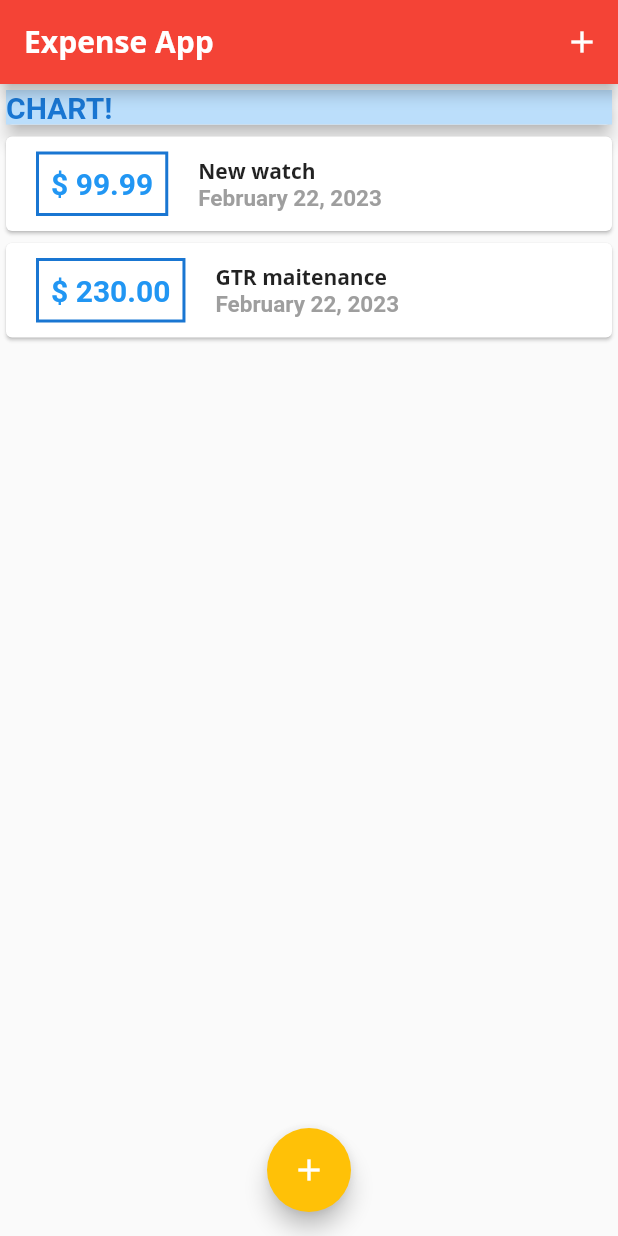
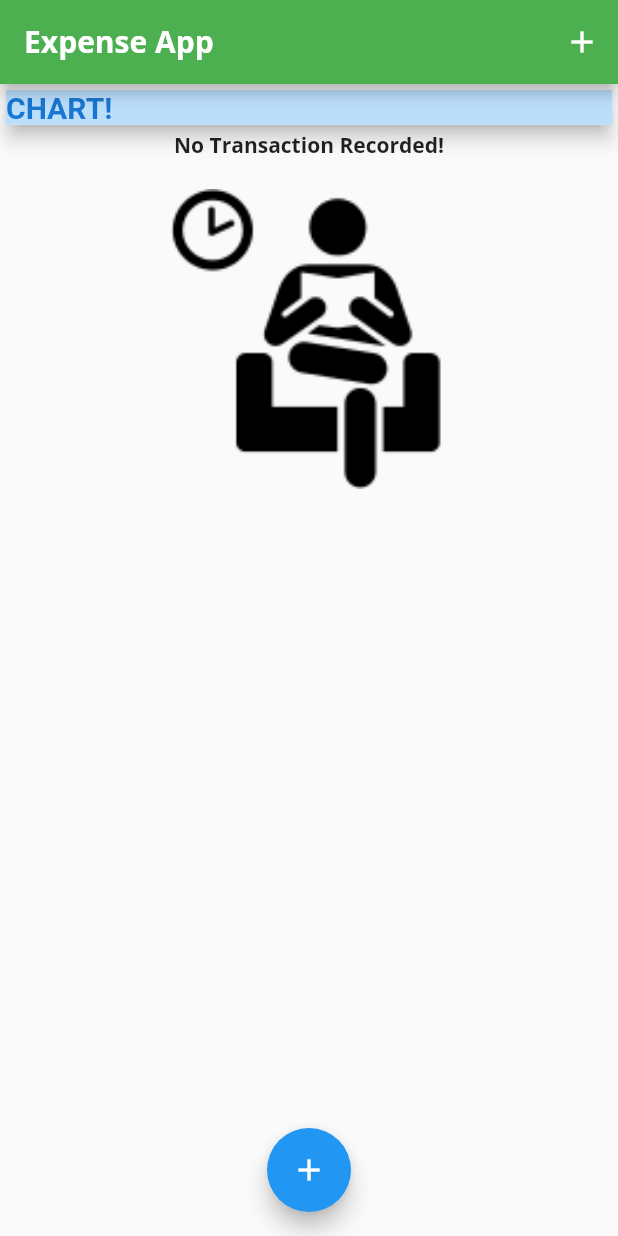
Before and after one commit to JudahSan/finance_management_app, a Flutter app: the screen it shows after launch, on a phone screen of 412 x 824 dp. Run offline on Flutter 3.47's test engine with Material 2 defaults, Android fonts, the phone set to English and light mode, and no system bars; missing offline and left inert: dart:html.

Commit message:
adding images and a chart widget

```diff
--- a/finance_management_app/lib/main.dart
+++ b/finance_management_app/lib/main.dart
@@ -31,8 +31,8 @@ class MyApp extends StatelessWidget {
                 ))
                 .titleLarge,
           ),
-          colorScheme: ColorScheme.fromSwatch(primarySwatch: Colors.red)
-              .copyWith(secondary: Colors.amber)),
+          colorScheme: ColorScheme.fromSwatch(primarySwatch: Colors.green)
+              .copyWith(secondary: Colors.blue)),
       home: MyHomePage(),
     );
   }
@@ -46,18 +46,18 @@ class MyHomePage extends StatefulWidget {
 class _MyHomePageState extends State<MyHomePage> {
   // String titleInput;
   final List<Transaction> _userTransactions = [
-    Transaction(
-      id: 't1',
-      title: 'New watch',
-      amount: 99.99,
-      date: DateTime.now(),
-    ),
-    Transaction(
-      id: 't2',
-      title: 'GTR maitenance',
-      amount: 230.00,
-      date: DateTime.now(),
-    ),
+    // Transaction(
+    //   id: 't1',
+    //   title: 'New watch',
+    //   amount: 99.99,
+    //   date: DateTime.now(),
+    // ),
+    // Transaction(
+    //   id: 't2',
+    //   title: 'GTR maitenance',
+    //   amount: 230.00,
+    //   date: DateTime.now(),
+    // ),
   ];
 
   // New transaction
--- a/finance_management_app/lib/widgets/new_transactions.dart
+++ b/finance_management_app/lib/widgets/new_transactions.dart
@@ -75,7 +75,7 @@ class _NewTransactionState extends State<NewTransaction> {
               child: Text(
                 'Add Transaction',
                 style: TextStyle(
-                  color: Colors.pink,
+                  color: Colors.yellow,
                 ),
               ),
               style: ButtonStyle(
--- a/finance_management_app/lib/widgets/transaction_list.dart
+++ b/finance_management_app/lib/widgets/transaction_list.dart
@@ -10,7 +10,26 @@ class TransactionList extends StatelessWidget {
   Widget build(BuildContext context) {
     return Container(
       height: 700,
-      child: ListView.builder(
+      child: transactions.isEmpty
+          ? Column(
+              children: <Widget>[
+                Text(
+                  'No Transaction Recorded!',
+                  style: Theme.of(context).textTheme.titleLarge,
+                ),
+                SizedBox(
+                  height: 20,
+                ),
+                Container(
+                  height: 200,
+                  child: Image.asset(
+                    'assets/images/waiting.png',
+                    fit: BoxFit.cover,
+                  ),
+                ),
+              ],
+            )
+          : ListView.builder(
               itemBuilder: (context, index) {
                 return Card(
                   child: Row(
@@ -43,10 +62,10 @@ class TransactionList extends StatelessWidget {
                             transactions[index].title,
                             style: Theme.of(context).textTheme.titleLarge,
                           ),
-
                           Text(
                             // DateFormat('dd-MM-yyyy').format(transactions.date),
-                      DateFormat.yMMMMd().format(transactions[index].date),
+                            DateFormat.yMMMMd()
+                                .format(transactions[index].date),
                             style: TextStyle(
                               fontSize: 15,
                               fontWeight: FontWeight.bold,
@@ -60,7 +79,6 @@ class TransactionList extends StatelessWidget {
                 );
               },
               itemCount: transactions.length,
-
             ),
     );
   }
--- a/finance_management_app/pubspec.yaml
+++ b/finance_management_app/pubspec.yaml
@@ -46,8 +46,9 @@ flutter:
   uses-material-design: true
 
   # To add assets to your application, add an assets section, like this:
-  # assets:
-  #   - images/a_dot_burr.jpeg
+  assets:
+    - assets/images/waiting.png
+
   #   - images/a_dot_ham.jpeg
 
   # An image asset can refer to one or more resolution-specific "variants", see
```
Also changed, not shown: finance_management_app/lib/widgets/chart.dart (added, +47 -0 lines), finance_management_app/assets/images/waiting.png (added). Lines whose indentation alone changed are shown as unchanged.
